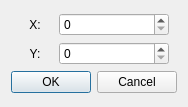
luckyPtr/BitmapStudio, file BitmapStudio/gui/dialogposition.ui: the form before one commit.
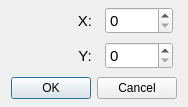
The form after the commit. Icons and pictures are not drawn. Custom widgets are drawn as their Qt base class.

Commit message: 修改设置组合图元素位置dialog

The edit to the form file:
```diff
--- a/BitmapStudio/gui/dialogposition.ui
+++ b/BitmapStudio/gui/dialogposition.ui
@@ -14,21 +14,25 @@
    <string>Dialog</string>
   </property>
   <layout class="QGridLayout" name="gridLayout">
-   <item row="0" column="0">
-    <layout class="QVBoxLayout" name="verticalLayout">
-     <item>
+   <property name="topMargin">
+    <number>5</number>
+   </property>
+   <property name="bottomMargin">
+    <number>5</number>
+   </property>
+   <item row="0" column="1">
       <layout class="QHBoxLayout" name="horizontalLayout" stretch="0,0">
        <property name="spacing">
-        <number>8</number>
+      <number>4</number>
        </property>
        <property name="sizeConstraint">
         <enum>QLayout::SetDefaultConstraint</enum>
        </property>
        <property name="leftMargin">
-        <number>8</number>
+      <number>4</number>
        </property>
        <property name="rightMargin">
-        <number>8</number>
+      <number>4</number>
        </property>
        <item>
         <widget class="QLabel" name="label">
@@ -38,6 +42,11 @@
            <height>16777215</height>
           </size>
          </property>
+       <property name="font">
+        <font>
+         <pointsize>11</pointsize>
+        </font>
+       </property>
          <property name="layoutDirection">
           <enum>Qt::LeftToRight</enum>
          </property>
@@ -57,6 +66,11 @@
            <height>0</height>
           </size>
          </property>
+       <property name="font">
+        <font>
+         <pointsize>11</pointsize>
+        </font>
+       </property>
          <property name="maximum">
           <number>1023</number>
          </property>
@@ -64,16 +78,16 @@
        </item>
       </layout>
      </item>
-     <item>
+   <item row="1" column="1">
       <layout class="QHBoxLayout" name="horizontalLayout_2">
        <property name="spacing">
-        <number>8</number>
+      <number>4</number>
        </property>
        <property name="leftMargin">
-        <number>8</number>
+      <number>4</number>
        </property>
        <property name="rightMargin">
-        <number>8</number>
+      <number>4</number>
        </property>
        <item>
         <widget class="QLabel" name="label_2">
@@ -89,6 +103,11 @@
            <height>0</height>
           </size>
          </property>
+       <property name="font">
+        <font>
+         <pointsize>11</pointsize>
+        </font>
+       </property>
          <property name="text">
           <string>Y:</string>
          </property>
@@ -105,6 +124,11 @@
            <height>0</height>
           </size>
          </property>
+       <property name="font">
+        <font>
+         <pointsize>11</pointsize>
+        </font>
+       </property>
          <property name="maximum">
           <number>1023</number>
          </property>
@@ -112,7 +136,7 @@
        </item>
       </layout>
      </item>
-     <item>
+   <item row="2" column="0" colspan="2">
       <widget class="QDialogButtonBox" name="buttonBox">
        <property name="layoutDirection">
         <enum>Qt::LeftToRight</enum>
@@ -128,7 +152,36 @@
        </property>
       </widget>
      </item>
-    </layout>
+   <item row="0" column="0" rowspan="2">
+    <widget class="QLabel" name="label_3">
+     <property name="sizePolicy">
+      <sizepolicy hsizetype="Preferred" vsizetype="Preferred">
+       <horstretch>0</horstretch>
+       <verstretch>0</verstretch>
+      </sizepolicy>
+     </property>
+     <property name="maximumSize">
+      <size>
+       <width>48</width>
+       <height>48</height>
+      </size>
+     </property>
+     <property name="text">
+      <string/>
+     </property>
+     <property name="pixmap">
+      <pixmap resource="../Img.qrc">:/Image/PixelEditor/Position.svg</pixmap>
+     </property>
+     <property name="scaledContents">
+      <bool>true</bool>
+     </property>
+     <property name="alignment">
+      <set>Qt::AlignCenter</set>
+     </property>
+     <property name="margin">
+      <number>0</number>
+     </property>
+    </widget>
    </item>
   </layout>
  </widget>
```
Left out of the diff: 6 changed lines with no effect on the pictures. Lines whose indentation alone changed are shown as unchanged. The commit also changes 2 other files.
